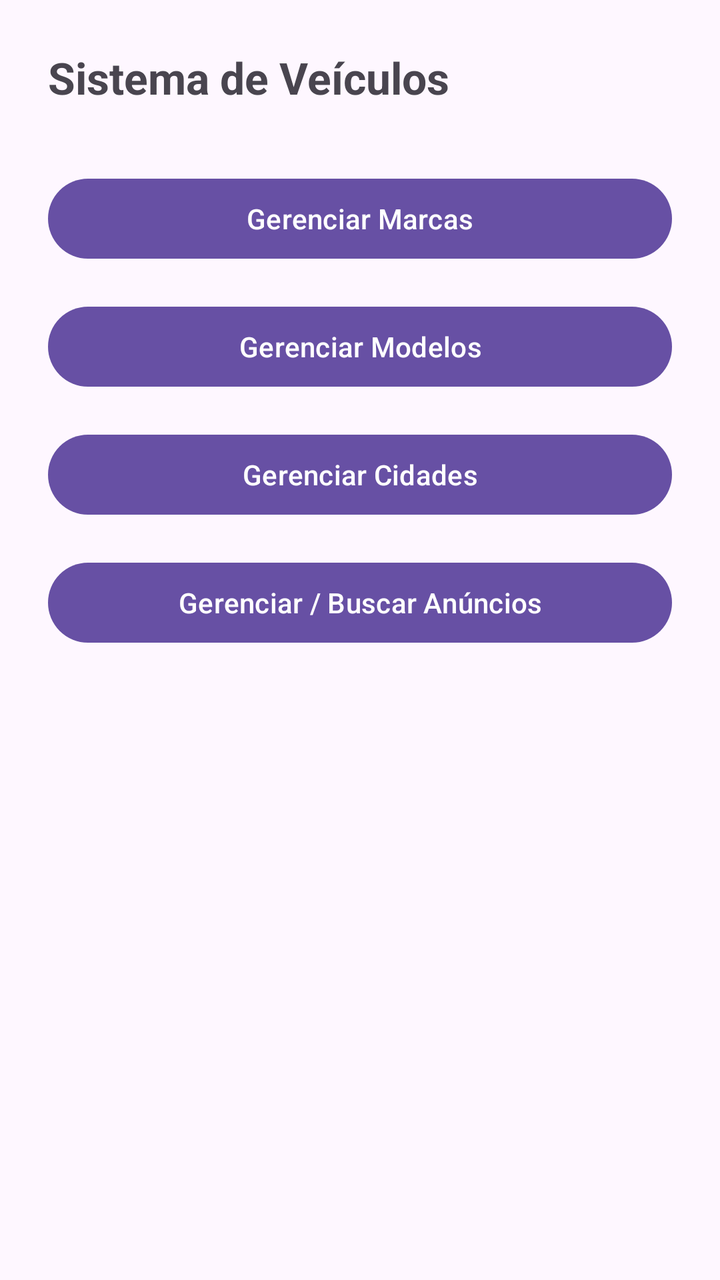
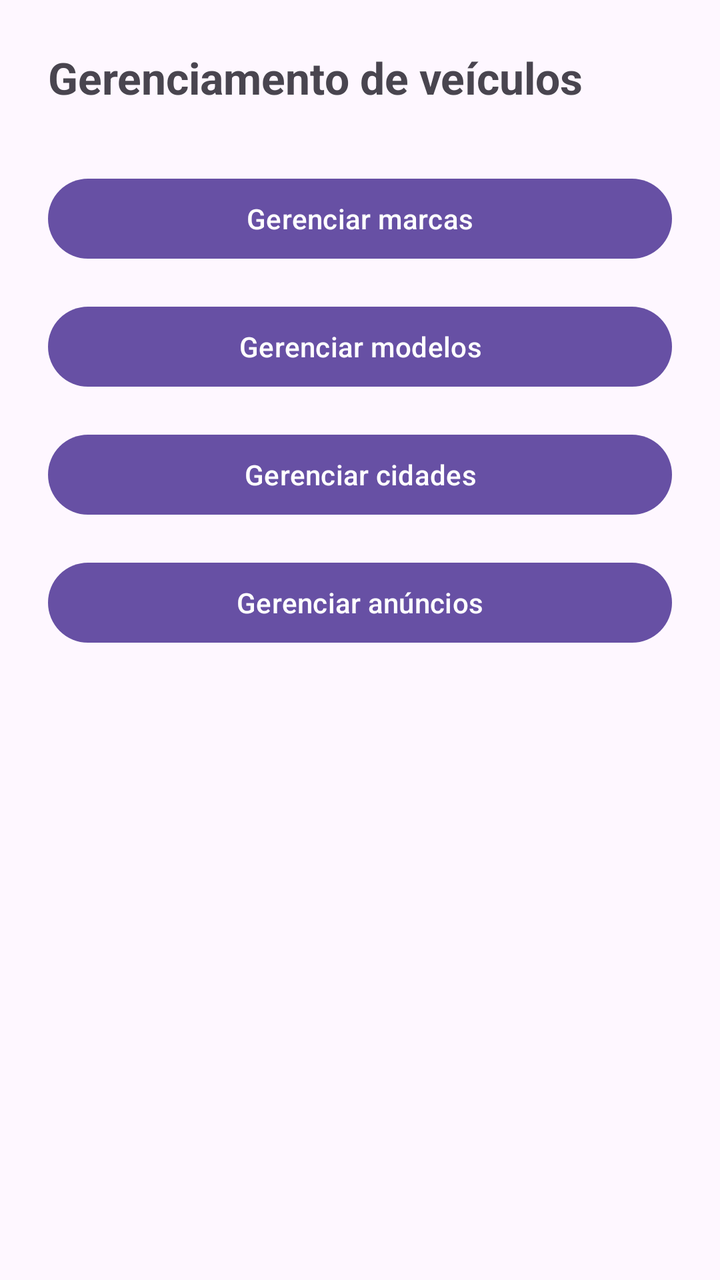

Two renders of the same Android screen: before a commit and after it. Below are the layout's source before the change and the commit's diff.
<!-- AndroidManifest.xml: application theme Theme.Atividade2 -->
<!-- res/layout/activity_main.xml -->
<?xml version="1.0" encoding="utf-8"?>
<LinearLayout xmlns:android="http://schemas.android.com/apk/res/android"
    xmlns:app="http://schemas.android.com/apk/res-auto"
    xmlns:tools="http://schemas.android.com/tools"
    android:id="@+id/main"
    android:orientation="vertical"
    android:layout_gravity="center"
    android:layout_width="match_parent"
    android:layout_height="match_parent"
    android:padding="24dp"
    tools:context=".MainActivity">

    <TextView
        android:layout_width="wrap_content"
        android:layout_height="wrap_content"
        android:text="Sistema de Veículos"
        android:textSize="22sp"
        android:textStyle="bold"
        android:layout_marginBottom="32dp"/>

    <Button
        android:id="@+id/btnMarcas"
        android:layout_width="match_parent"
        android:layout_height="wrap_content"
        android:text="Gerenciar Marcas"
        android:layout_marginBottom="16dp"/>

    <Button
        android:id="@+id/btnModelos"
        android:layout_width="match_parent"
        android:layout_height="wrap_content"
        android:text="Gerenciar Modelos"
        android:layout_marginBottom="16dp"/>

    <Button
        android:id="@+id/btnCidades"
        android:layout_width="match_parent"
        android:layout_height="wrap_content"
        android:text="Gerenciar Cidades"
        android:layout_marginBottom="16dp"/>

    <Button
        android:id="@+id/btnAnuncios"
        android:layout_width="match_parent"
        android:layout_height="wrap_content"
        android:text="Gerenciar / Buscar Anúncios"/>

</LinearLayout>
<!-- resources referenced by this layout -->
<resources>
  <style name="Theme.Atividade2" parent="Base.Theme.Atividade2" />
  <style name="Base.Theme.Atividade2" parent="Theme.Material3.DayNight.NoActionBar">
          
          
      </style>
</resources>

<!-- the commit's change to res/layout/activity_main.xml (unified diff, before → after) -->
@@ -13,7 +13,7 @@
     <TextView
         android:layout_width="wrap_content"
         android:layout_height="wrap_content"
-        android:text="Sistema de Veículos"
+        android:text="@string/gerenciamentoVeiculos"
         android:textSize="22sp"
         android:textStyle="bold"
         android:layout_marginBottom="32dp"/>
@@ -22,27 +22,27 @@
         android:id="@+id/btnMarcas"
         android:layout_width="match_parent"
         android:layout_height="wrap_content"
-        android:text="Gerenciar Marcas"
+        android:text="@string/gerenciarMarcas"
         android:layout_marginBottom="16dp"/>
 
     <Button
         android:id="@+id/btnModelos"
         android:layout_width="match_parent"
         android:layout_height="wrap_content"
-        android:text="Gerenciar Modelos"
+        android:text="@string/gerenciarModelos"
         android:layout_marginBottom="16dp"/>
 
     <Button
         android:id="@+id/btnCidades"
         android:layout_width="match_parent"
         android:layout_height="wrap_content"
-        android:text="Gerenciar Cidades"
+        android:text="@string/gerenciarCidades"
         android:layout_marginBottom="16dp"/>
 
     <Button
         android:id="@+id/btnAnuncios"
         android:layout_width="match_parent"
         android:layout_height="wrap_content"
-        android:text="Gerenciar / Buscar Anúncios"/>
+        android:text="@string/gerenciarAnuncios"/>
 
 </LinearLayout>
<!-- resource entries referenced after the edit -->
@@ -1,5 +1,10 @@
 <!-- resources referenced by this layout -->
 <resources>
+  <string name="gerenciamentoVeiculos">Gerenciamento de veículos</string>
+  <string name="gerenciarAnuncios">Gerenciar anúncios</string>
+  <string name="gerenciarCidades">Gerenciar cidades</string>
+  <string name="gerenciarMarcas">Gerenciar marcas</string>
+  <string name="gerenciarModelos">Gerenciar modelos</string>
   <style name="Theme.Atividade2" parent="Base.Theme.Atividade2" />
   <style name="Base.Theme.Atividade2" parent="Theme.Material3.DayNight.NoActionBar">
           
